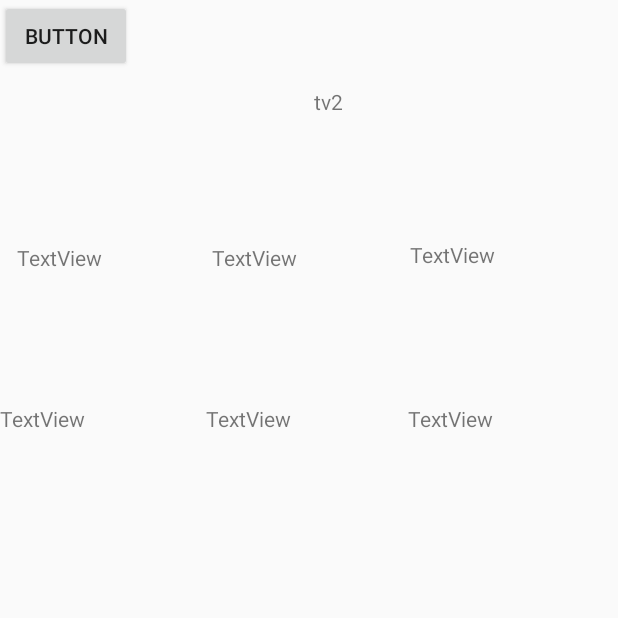
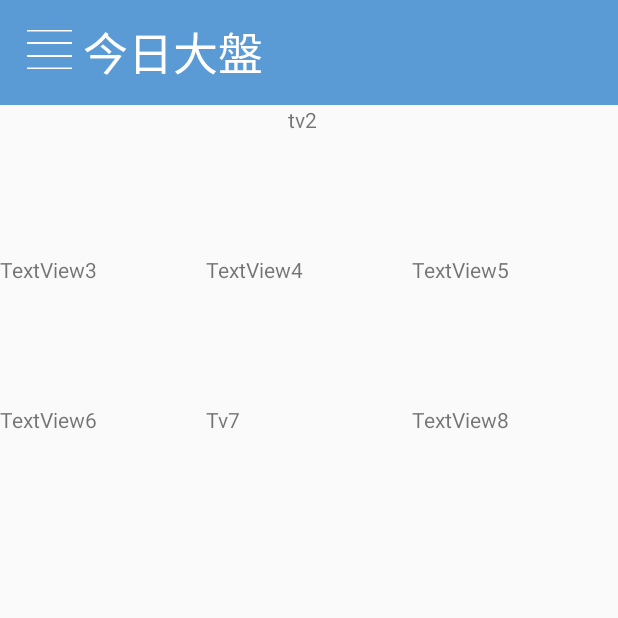
Before and after one commit to yishantsai13/Stockbot, an Android app: the today screen opened directly, with no data from a screen before it, on a phone screen of 412 x 824 dp, the top half of it. Run offline under Robolectric (Android 15) with nearby library versions, the phone set to English and light mode, and no system bars; our stand-ins replace Firebase (no records; nobody signed in at launch, a user with empty details on screens opened directly); 8 statements that could not run were skipped.

Commit message:
today layout

```diff
--- a/app/src/main/java/com/example/owowowowo/stockbot/MainActivity.java
+++ b/app/src/main/java/com/example/owowowowo/stockbot/MainActivity.java
@@ -46,13 +46,6 @@ public class MainActivity extends AppCompatActivity {
             }
         });*/
 
-        back.setOnClickListener(new View.OnClickListener() {
-            @Override
-            public void onClick(View view) {
-                TextView tv=(TextView)findViewById(R.id.tv);
-                tv.setText("hello");
-            }
-        });
 
         jumpToLayout01(
 
@@ -73,7 +66,6 @@ public class MainActivity extends AppCompatActivity {
         mList.setOnItemClickListener(new AdapterView.OnItemClickListener() {
             @Override
             public void onItemClick(AdapterView<?> adapterView, View view, int i, long l) {
-                tv.setText(ar.get(i));
                 jumpToLayout02(ar.get(i));
             }
         });
@@ -82,7 +74,6 @@ public class MainActivity extends AppCompatActivity {
 //第二頁面
     private void initViews2(final String ch) {
         ListView mList = (ListView) findViewById(R.id.lv1);
-        final TextView tv1=(TextView)findViewById(R.id.tv1);
 
         ListAdapter mAdapter = new ArrayAdapter<String>(this,
                 android.R.layout.simple_list_item_1,
@@ -91,7 +82,7 @@ public class MainActivity extends AppCompatActivity {
         mList.setOnItemClickListener(new AdapterView.OnItemClickListener() {
             @Override
             public void onItemClick(AdapterView<?> adapterView, View view, int i, long l) {
-                tv1.setText(second.get(i));
+
                 jumpToLayout03(ch,second.get(i));
             }
         });
--- a/app/src/main/java/com/example/owowowowo/stockbot/homepage.java
+++ b/app/src/main/java/com/example/owowowowo/stockbot/homepage.java
@@ -17,6 +17,8 @@ public class homepage extends AppCompatActivity {
         setContentView(R.layout.activity_homepage);
 
         ImageView stockButton = (ImageView)findViewById(R.id.btn_stock);
+        ImageView todayButton = (ImageView)findViewById(R.id.btn_today);
+
          //stock button Activity
         stockButton.setOnClickListener(new View.OnClickListener(){
             @Override
@@ -26,5 +28,15 @@ public class homepage extends AppCompatActivity {
                 startActivity(i);
             }
         });
+
+        //today button activity
+        todayButton.setOnClickListener(new View.OnClickListener(){
+            @Override
+            public void onClick(View v) {
+                Intent i = new Intent();
+                i.setClass(homepage.this, today.class);
+                startActivity(i);
+            }
+        });
     }
 }
--- a/app/src/main/java/com/example/owowowowo/stockbot/today.java
+++ b/app/src/main/java/com/example/owowowowo/stockbot/today.java
@@ -5,6 +5,7 @@ import android.os.Bundle;
 import android.support.v7.app.AppCompatActivity;
 import android.view.View;
 import android.widget.Button;
+import android.widget.ImageButton;
 import android.widget.TextView;
 
 import com.google.firebase.database.DataSnapshot;
@@ -31,7 +32,7 @@ public class today extends AppCompatActivity {
 
                 for(DataSnapshot da:dataSnapshot.getChildren()){
                     for(DataSnapshot dada:da.getChildren()){
-                        String st=dada.getKey().toString()+":"+dada.getValue().toString();
+                        String st=dada.getKey().toString()+":\n"+dada.getValue().toString();
                         ar.add(st);
                     }
                 }
@@ -56,7 +57,7 @@ public class today extends AppCompatActivity {
         TextView tv6=(TextView)findViewById(R.id.tv6);
         TextView tv7=(TextView)findViewById(R.id.tv7);
         TextView tv8=(TextView)findViewById(R.id.tv8);
-        Button back1=(Button)findViewById(R.id.back1);
+        ImageButton back1=(ImageButton)findViewById(R.id.back1);
 
         tv1.setText(ar.get(5).toString());//最近成交價
         tv2.setText(ar.get(8).toString());//累積成交量
@@ -71,7 +72,7 @@ public class today extends AppCompatActivity {
             @Override
             public void onClick(View view) {
                 Intent intent = new Intent();
-                intent.setClass(today.this, MainActivity.class);
+                intent.setClass(today.this, homepage.class);
                 startActivity(intent);
                 today.this.finish();
             }
--- a/app/src/main/java/com/example/owowowowo/stockbot/welcome.java
+++ b/app/src/main/java/com/example/owowowowo/stockbot/welcome.java
@@ -6,7 +6,7 @@ import android.support.v7.app.AppCompatActivity;
 import android.os.Bundle;
 
 public class welcome extends AppCompatActivity {
-
+    //直接跳轉頁面  2000分秒
     @Override
     protected void onCreate(Bundle savedInstanceState) {
         super.onCreate(savedInstanceState);
--- a/app/src/main/res/layout/activity_homepage.xml
+++ b/app/src/main/res/layout/activity_homepage.xml
@@ -1,19 +1,26 @@
 <?xml version="1.0" encoding="utf-8"?>
-<android.support.constraint.ConstraintLayout xmlns:android="http://schemas.android.com/apk/res/android"
+<LinearLayout xmlns:android="http://schemas.android.com/apk/res/android"
     xmlns:app="http://schemas.android.com/apk/res-auto"
     xmlns:tools="http://schemas.android.com/tools"
     android:layout_width="match_parent"
     android:layout_height="match_parent"
     android:background="#ffffff"
-    tools:context=".homepage">
+    tools:context=".homepage"
+    android:orientation="vertical">
+
+    <android.support.constraint.ConstraintLayout
+    android:layout_width="match_parent"
+    android:layout_height="wrap_content"
+        android:layout_weight="2"
+        android:orientation="horizontal">
 
         <ImageView
             android:id="@+id/logo"
             android:layout_width="160dp"
-        android:layout_height="203dp"
+            android:layout_height="180dp"
             android:layout_marginEnd="192dp"
             android:layout_marginRight="192dp"
-        android:layout_marginTop="16dp"
+            android:layout_marginTop="24dp"
             android:adjustViewBounds="true"
             android:contentDescription="@string/hihi"
             android:src="@drawable/robot"
@@ -24,7 +31,7 @@
         android:id="@+id/img_message"
         android:layout_width="200dp"
         android:layout_height="180dp"
-        android:layout_marginTop="18dp"
+        android:layout_marginTop="16dp"
         android:adjustViewBounds="true"
         android:src="@drawable/message"
         app:layout_constraintLeft_toRightOf="@id/logo"
@@ -44,11 +51,14 @@
         app:layout_constraintTop_toTopOf="@+id/img_message"
         tools:ignore="MissingConstraints" />
 
+    </android.support.constraint.ConstraintLayout>
+
     <android.support.constraint.ConstraintLayout
         android:id="@+id/buttombackground"
         android:layout_width="match_parent"
-        android:layout_height="350dp"
+        android:layout_height="wrap_content"
         android:background="#5b9bd5"
+        android:layout_weight="5"
         app:layout_constraintBottom_toBottomOf="parent">
 
         <LinearLayout
@@ -95,4 +105,4 @@
         </LinearLayout>
 
     </android.support.constraint.ConstraintLayout>
-</android.support.constraint.ConstraintLayout>
+</LinearLayout>
--- a/app/src/main/res/layout/activity_today.xml
+++ b/app/src/main/res/layout/activity_today.xml
@@ -3,118 +3,146 @@
     xmlns:app="http://schemas.android.com/apk/res-auto"
     xmlns:tools="http://schemas.android.com/tools"
     android:layout_width="match_parent"
-    android:layout_height="match_parent"
-    tools:context=".today"
-    tools:layout_editor_absoluteY="81dp">
+    android:layout_height="match_parent">
+
+    <LinearLayout
+        android:id="@+id/bar_today"
+        android:layout_width="match_parent"
+        android:layout_height="70dp"
+        android:background="@color/mainblue"
+        android:orientation="horizontal">
+
+        <ImageButton
+            android:id="@+id/back1"
+            android:layout_width="45dp"
+            android:layout_height="30dp"
+            android:layout_marginLeft="10dp"
+            android:layout_marginTop="18dp"
+            android:adjustViewBounds="true"
+            android:background="@color/mainblue"
+            android:scaleType="centerInside"
+            android:src="@drawable/back" />
+
+        <TextView
+            android:layout_width="match_parent"
+            android:layout_height="70dp"
+            android:background="@color/mainblue"
+            android:paddingTop="12dp"
+            android:text="@string/todayText"
+            android:textColor="@color/white"
+            android:textSize="30sp" />
+
+        <TextView
+            android:id="@+id/tv"
+            android:layout_width="wrap_content"
+            android:layout_height="wrap_content"
+            android:layout_marginEnd="56dp"
+            android:layout_marginRight="56dp"
+            android:text="TextView"
+            app:layout_constraintEnd_toEndOf="parent"
+            app:layout_constraintTop_toTopOf="parent" />
+
+    </LinearLayout>
+
+    <android.support.constraint.ConstraintLayout
+        android:layout_width="match_parent"
+        android:layout_height="382dp"
+        app:layout_constraintTop_toBottomOf="@+id/bar_today"
+        tools:layout_editor_absoluteX="0dp">
+
+        <TextView
+            android:id="@+id/tv1"
+            android:layout_width="0dp"
+            android:layout_height="100dp"
+            app:layout_constraintEnd_toStartOf="@+id/tv2"
+            app:layout_constraintHorizontal_bias="0.5"
+            app:layout_constraintHorizontal_weight="1"
+            app:layout_constraintStart_toStartOf="parent"
+            app:layout_constraintTop_toTopOf="parent"
+            tools:text="tv1" />
+
+        <TextView
+            android:id="@+id/tv2"
+            android:layout_width="0dp"
+            android:layout_height="100dp"
+            android:text="tv2"
+            app:layout_constraintEnd_toEndOf="parent"
+            app:layout_constraintHorizontal_bias="0.5"
+            app:layout_constraintHorizontal_weight="1"
+            app:layout_constraintStart_toEndOf="@+id/tv1"
+            app:layout_constraintStart_toStartOf="@+id/guideline"
+            app:layout_constraintTop_toTopOf="parent" />
+
+        <TextView
+            android:id="@+id/tv3"
+            android:layout_width="0dp"
+            android:layout_height="100dp"
+            android:text="TextView3"
+            app:layout_constraintEnd_toStartOf="@+id/tv4"
+            app:layout_constraintHorizontal_bias="0.5"
+            app:layout_constraintStart_toStartOf="parent"
+            app:layout_constraintTop_toBottomOf="@+id/tv1" />
+
+        <TextView
+            android:id="@+id/tv4"
+            android:layout_width="0dp"
+            android:layout_height="100dp"
+            android:text="TextView4"
+            app:layout_constraintEnd_toStartOf="@+id/tv5"
+            app:layout_constraintHorizontal_bias="0.5"
+            app:layout_constraintStart_toEndOf="@+id/tv3"
+            app:layout_constraintTop_toBottomOf="@+id/tv2" />
+
+        <TextView
+            android:id="@+id/tv5"
+            android:layout_width="0dp"
+            android:layout_height="100dp"
+            android:text="TextView5"
+            app:layout_constraintEnd_toEndOf="parent"
+            app:layout_constraintHorizontal_bias="0.5"
+            app:layout_constraintStart_toEndOf="@+id/tv4"
+            app:layout_constraintTop_toBottomOf="@+id/tv2" />
 
         <TextView
             android:id="@+id/tv7"
             android:layout_width="0dp"
-        android:layout_height="0dp"
-        android:layout_marginBottom="168dp"
-        android:text="TextView"
-        app:layout_constraintBottom_toBottomOf="parent"
+            android:layout_height="100dp"
+            android:text="Tv7"
+
             app:layout_constraintEnd_toStartOf="@+id/tv8"
+            app:layout_constraintHorizontal_bias="0.5"
             app:layout_constraintStart_toEndOf="@+id/tv6"
             app:layout_constraintTop_toBottomOf="@+id/tv4" />
 
         <TextView
             android:id="@+id/tv6"
             android:layout_width="0dp"
-        android:layout_height="0dp"
-        android:layout_marginBottom="167dp"
-        android:layout_marginEnd="3dp"
-        android:layout_marginRight="3dp"
-        android:text="TextView"
-        app:layout_constraintBottom_toBottomOf="parent"
+            android:layout_height="100dp"
+            android:text="TextView6"
             app:layout_constraintEnd_toStartOf="@+id/tv7"
+            app:layout_constraintHorizontal_bias="0.5"
             app:layout_constraintStart_toStartOf="parent"
             app:layout_constraintTop_toBottomOf="@+id/tv3" />
 
         <TextView
             android:id="@+id/tv8"
             android:layout_width="0dp"
-        android:layout_height="0dp"
-        android:layout_marginBottom="169dp"
-        android:layout_marginEnd="6dp"
-        android:layout_marginRight="6dp"
-        android:text="TextView"
-        app:layout_constraintBottom_toBottomOf="parent"
+            android:layout_height="100dp"
+
+            android:text="TextView8"
             app:layout_constraintEnd_toEndOf="parent"
+            app:layout_constraintHorizontal_bias="0.5"
             app:layout_constraintStart_toEndOf="@+id/tv7"
             app:layout_constraintTop_toBottomOf="@+id/tv5" />
 
-    <TextView
-        android:id="@+id/tv2"
-        android:layout_width="0dp"
-        android:layout_height="102dp"
-        android:layout_marginTop="58dp"
-        android:text="tv2"
-        app:layout_constraintBottom_toTopOf="@+id/tv5"
-        app:layout_constraintEnd_toEndOf="parent"
-        app:layout_constraintStart_toEndOf="@+id/tv1"
-        app:layout_constraintTop_toTopOf="parent" />
 
-    <TextView
-        android:id="@+id/tv1"
-        android:layout_width="0dp"
-        android:layout_height="104dp"
-
-        android:layout_marginEnd="6dp"
-        android:layout_marginRight="6dp"
-        android:layout_marginTop="58dp"
-        app:layout_constraintBottom_toTopOf="@+id/tv4"
-        app:layout_constraintEnd_toStartOf="@+id/tv2"
-        app:layout_constraintStart_toStartOf="parent"
-        app:layout_constraintTop_toTopOf="parent"
-        tools:text="tv1" />
-
-    <TextView
-        android:id="@+id/tv3"
-        android:layout_width="120dp"
-        android:layout_height="94dp"
-        android:layout_marginBottom="13dp"
-        android:layout_marginEnd="131dp"
-        android:layout_marginRight="131dp"
-        android:text="TextView"
-        app:layout_constraintBottom_toTopOf="@+id/tv6"
-        app:layout_constraintEnd_toStartOf="@+id/tv5"
-        app:layout_constraintStart_toStartOf="parent"
-        app:layout_constraintTop_toBottomOf="@+id/tv1" />
-
-    <TextView
-        android:id="@+id/tv4"
-        android:layout_width="116dp"
-        android:layout_height="93dp"
-        android:layout_marginBottom="14dp"
-        android:text="TextView"
-        app:layout_constraintBottom_toTopOf="@+id/tv7"
-        app:layout_constraintEnd_toEndOf="parent"
-        app:layout_constraintHorizontal_bias="0.477"
-        app:layout_constraintStart_toStartOf="parent"
-        app:layout_constraintTop_toBottomOf="@+id/tv1" />
-
-    <TextView
-        android:id="@+id/tv5"
-        android:layout_width="124dp"
-        android:layout_height="97dp"
-        android:layout_marginBottom="12dp"
-        android:layout_marginEnd="3dp"
-        android:layout_marginRight="3dp"
-        android:text="TextView"
-        app:layout_constraintBottom_toTopOf="@+id/tv8"
-        app:layout_constraintEnd_toEndOf="parent"
-        app:layout_constraintStart_toEndOf="@+id/tv3"
-        app:layout_constraintTop_toBottomOf="@+id/tv2" />
-
-    <Button
-        android:id="@+id/back1"
+        <android.support.constraint.Guideline
+            android:id="@+id/guideline"
             android:layout_width="wrap_content"
             android:layout_height="wrap_content"
-        android:layout_marginBottom="10dp"
-        android:text="Button"
-        app:layout_constraintBottom_toTopOf="@+id/tv1"
-        app:layout_constraintStart_toStartOf="parent"
-        app:layout_constraintTop_toTopOf="parent" />
+            android:orientation="vertical"
+            app:layout_constraintGuide_begin="192dp" />
 
     </android.support.constraint.ConstraintLayout>
+
+</android.support.constraint.ConstraintLayout>
--- a/app/src/main/res/layout/second.xml
+++ b/app/src/main/res/layout/second.xml
@@ -41,15 +41,7 @@
         android:layout_height="wrap_content"
         app:layout_constraintTop_toBottomOf="@id/bar_stock" />
 
-    <TextView
-        android:id="@+id/tv1"
-        android:layout_width="wrap_content"
-        android:layout_height="wrap_content"
-        android:layout_marginEnd="56dp"
-        android:layout_marginRight="56dp"
-        android:text="TextView"
-        app:layout_constraintEnd_toEndOf="parent"
-        app:layout_constraintTop_toTopOf="parent" />
+
 
 
 </android.support.constraint.ConstraintLayout>
--- a/app/src/main/res/values/strings.xml
+++ b/app/src/main/res/values/strings.xml
@@ -4,4 +4,5 @@
     <string name="hihi"></string>
     <string name="welcomeText">您好啊!\n今天天氣真好</string>
     <string name="stockText">個股資訊</string>
+    <string name="todayText">今日大盤</string>
 </resources>
```
Also changed, not shown: app/src/main/res/layout/activity_main.xml (+0 -8 lines). Lines whose indentation alone changed are shown as unchanged.
